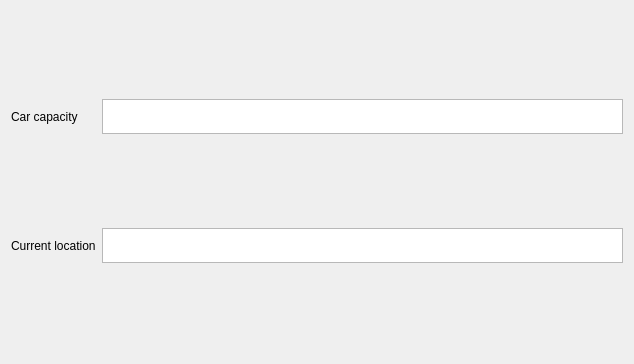
Qt form windows/widgets/drivers_form.ui (Belyashi/LogisticTask) before a commit.
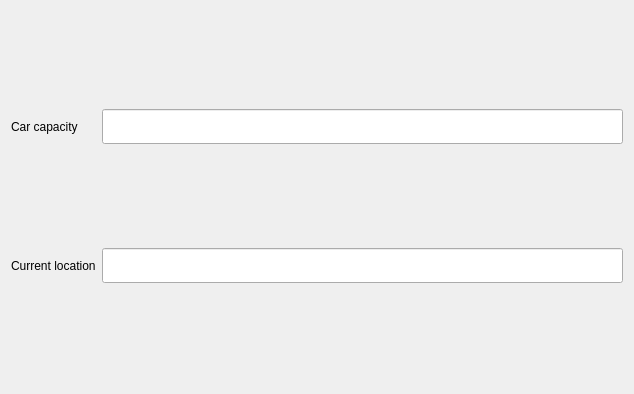
The same form after that commit.

The edit to the form file:
```diff
--- a/windows/widgets/drivers_form.ui
+++ b/windows/widgets/drivers_form.ui
@@ -7,7 +7,7 @@
     <x>0</x>
     <y>0</y>
     <width>634</width>
-    <height>364</height>
+    <height>394</height>
    </rect>
   </property>
   <property name="windowTitle">
@@ -29,7 +29,7 @@
     </widget>
    </item>
    <item row="0" column="1">
-    <widget class="QTextEdit" name="capacity">
+    <widget class="QLineEdit" name="capacity">
      <property name="minimumSize">
       <size>
        <width>0</width>
@@ -45,7 +45,7 @@
     </widget>
    </item>
    <item row="1" column="1">
-    <widget class="QTextEdit" name="location">
+    <widget class="QLineEdit" name="location">
      <property name="minimumSize">
       <size>
        <width>0</width>
```
